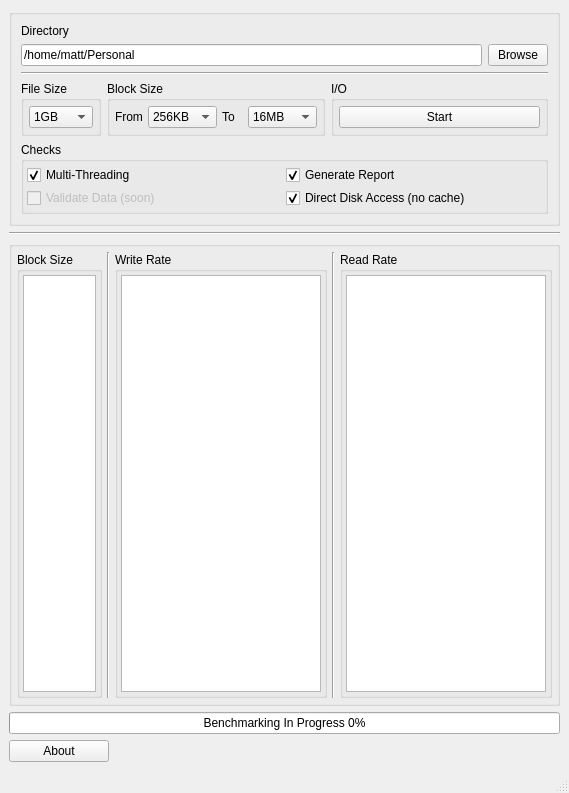
Before: the Qt Designer form mainwindow.ui in mathieeo/rateCheck, drawn with Qt 5.
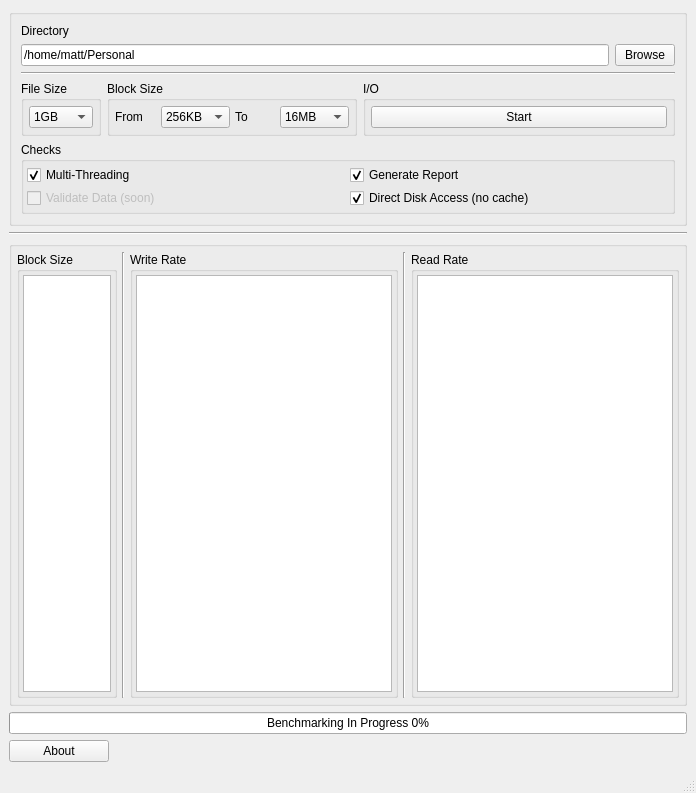
After: the same form once the commit is applied.

```diff
--- a/mainwindow.ui
+++ b/mainwindow.ui
@@ -6,7 +6,7 @@
    <rect>
     <x>0</x>
     <y>0</y>
-    <width>569</width>
+    <width>696</width>
     <height>793</height>
    </rect>
   </property>
@@ -553,6 +553,9 @@
            <layout class="QHBoxLayout" name="horizontalLayout_5">
             <item>
              <widget class="QCheckBox" name="multithreadCheckBox">
+              <property name="enabled">
+               <bool>true</bool>
+              </property>
               <property name="text">
                <string>Multi-Threading</string>
               </property>
```
Left out of the diff: 2 changed lines with no effect on the pictures.
